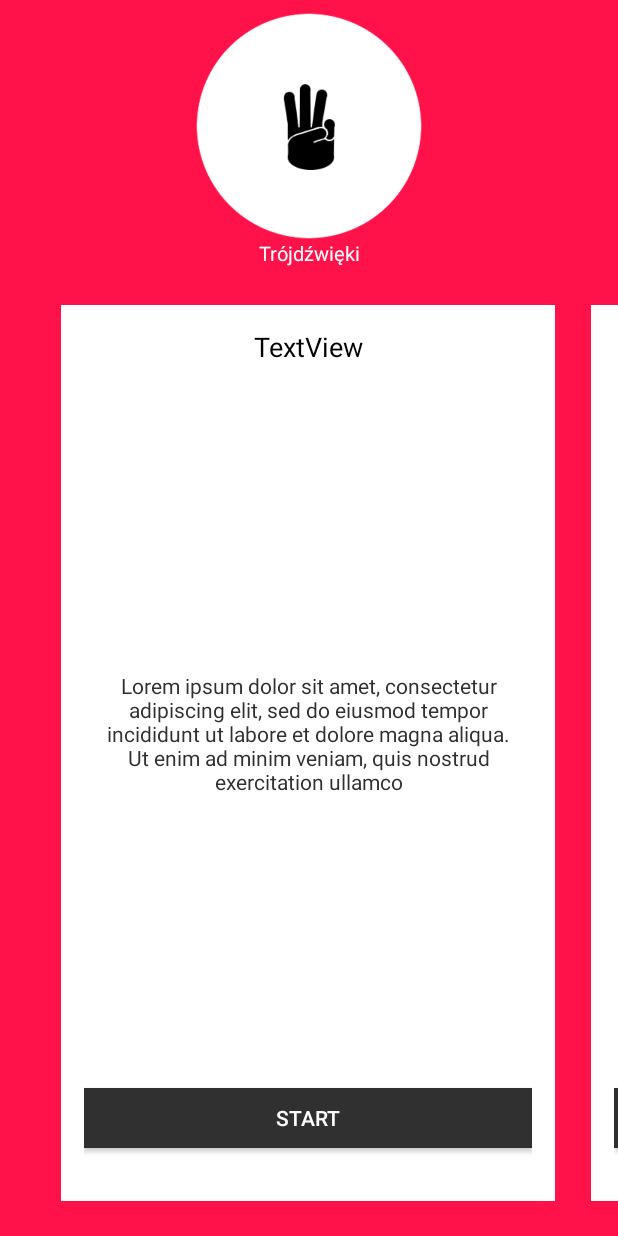
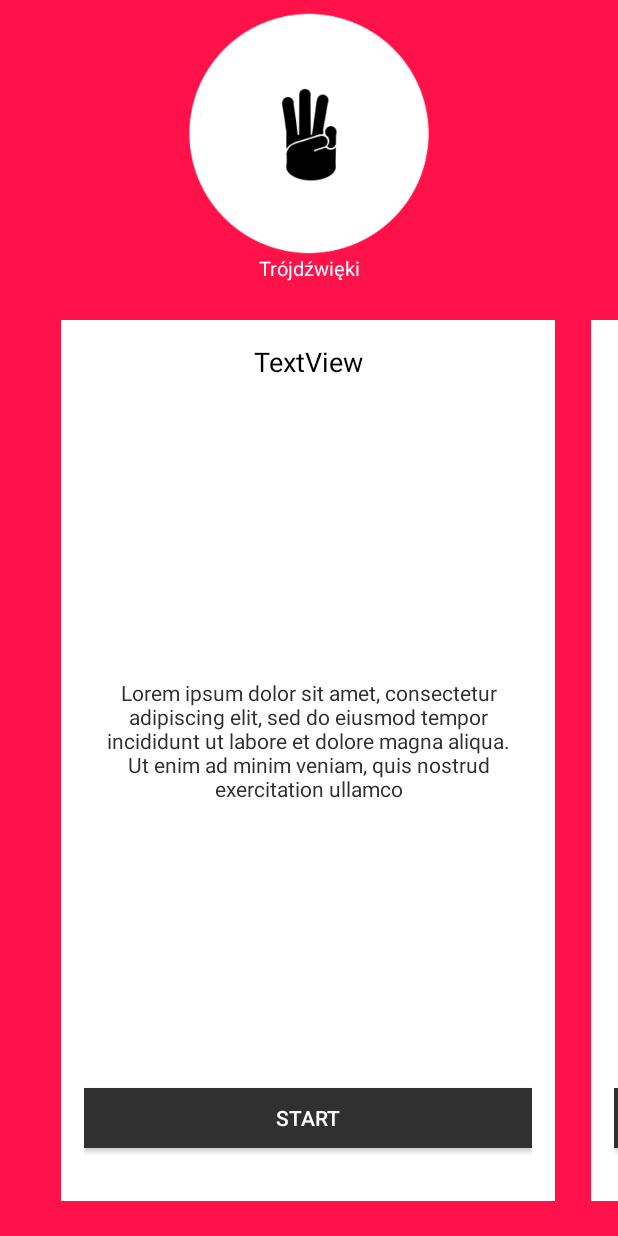
Before and after one commit to bogusz2233/Ear-training, an Android app: the screen it shows after launch (ChooseScreen), after a tap on "Trójdźwięki", on a phone screen of 412 x 824 dp. Run offline under Robolectric (Android 15) with nearby library versions, the phone set to English and light mode, and no system bars.

Commit message:
improved style of code

```diff
--- a/app/build.gradle
+++ b/app/build.gradle
@@ -5,7 +5,7 @@ android {
     buildToolsVersion "26.0.0"
     defaultConfig {
         applicationId "com.example.bogusz.eartraining"
-        minSdkVersion 14
+        minSdkVersion 21
         targetSdkVersion 26
         versionCode 1
         versionName "1.0"
--- a/app/src/main/java/com/example/bogusz/eartraining/ChooseScreen.java
+++ b/app/src/main/java/com/example/bogusz/eartraining/ChooseScreen.java
@@ -1,14 +1,14 @@
 package com.example.bogusz.eartraining;
 
 import android.app.FragmentTransaction;
-import android.support.v7.app.ActionBar;
 import android.support.v7.app.AppCompatActivity;
 import android.os.Bundle;
 
+import android.transition.Explode;
+import android.transition.Transition;
+import android.transition.TransitionInflater;
 import android.util.DisplayMetrics;
-import android.view.Gravity;
-import android.view.View;
-import android.view.ViewGroup;
+
 import android.widget.LinearLayout;
 
 import java.util.ArrayList;
@@ -17,8 +17,10 @@ import java.util.List;
 
 public class ChooseScreen extends AppCompatActivity {
 
-    private int liczba_okien = 0;
-    private String[] tagOkno;
+    Constants.TransitionType type;                          // typ do określenia rodzaju animacji
+
+    private int liczba_okien = 0;                           //zlicza liczbe stworzonych fragmentów
+    private String[] tagOkno;                               //przechowuje tagi do określenia fragmentów
 
     @Override
     protected void onCreate(Bundle savedInstanceState) {
@@ -30,61 +32,59 @@ public class ChooseScreen extends AppCompatActivity {
         // ustawienie podstawowe, stworzenie kart zadań
         setUpScreen(klikniete);
         setUpScrollView(klikniete);
-
+        // For overlap between Exiting  MainActivity.java and Entering TransitionActivity.java
+        getWindow().setAllowEnterTransitionOverlap(false);
     }
 
 
     @Override
     protected void onStart() {
         super.onStart();
-
         setFragmentSize();
-
-
 
     }
 
-    private void setUpScreen(int klikniete){
+    private void setUpScreen(int klikniete) {
+        //wczytanie odpowiedniej grafiki i tekstu do fragmentu w górnej części ekranu
 
         IkonaFragment ikonaFragment = (IkonaFragment) getFragmentManager().findFragmentById(R.id.fragmentIkona);
+        String[] podpisIkony = getResources().getStringArray(R.array.podpisyIkon);
 
-        switch (klikniete){
+
+        ikonaFragment.zmianaNapisu(podpisIkony[klikniete]);
+
+        switch (klikniete) {
             case 0:
                 ikonaFragment.zmianaObrazu(R.drawable.interwaly);
-                ikonaFragment.zmianaNapisu(R.string.interwaly);
                 break;
 
             case 1:
                 ikonaFragment.zmianaObrazu(R.drawable.trojdzwieki);
-                ikonaFragment.zmianaNapisu(R.string.trojDzwieki);
                 break;
 
             case 2:
                 ikonaFragment.zmianaObrazu(R.drawable.akordy);
-                ikonaFragment.zmianaNapisu(R.string.akordy);
                 break;
 
             case 3:
                 ikonaFragment.zmianaObrazu(R.drawable.rytmiczne);
-                ikonaFragment.zmianaNapisu(R.string.dyktandaRytmiczne);
                 break;
 
             case 4:
                 ikonaFragment.zmianaObrazu(R.drawable.melodyczne);
-                ikonaFragment.zmianaNapisu(R.string.dyktandaMelodyczne);
                 break;
 
             case 5:
                 ikonaFragment.zmianaObrazu(R.drawable.solfez);
-                ikonaFragment.zmianaNapisu(R.string.solfez);
                 break;
         }
 
     }
 
 
-    private void setUpScrollView(int klikniete){
-        switch (klikniete){
+    private void setUpScrollView(int klikniete) {
+        //stworzenie odpowiedniej liczby kart zadań
+        switch (klikniete) {
             case 0:
                 stworzFragmentow(3);
                 break;
@@ -112,15 +112,16 @@ public class ChooseScreen extends AppCompatActivity {
 
     }
 
-    private void stworzFragmentow(int liczba_fragmentow){
+    private void stworzFragmentow(int liczba_fragmentow) {
 
         //lista potrzebna do stworzenia tagów do fragmentów
+        // po tych tagach później bedzie możliwość odwonania sie do konkretnego elementu
 
         List<String> listaTagow = new ArrayList<String>();
 
-        LinearLayout linearLayout =(LinearLayout) findViewById(R.id.kontenerZadania);
+        LinearLayout linearLayout = (LinearLayout) findViewById(R.id.kontenerZadania);
 
-        for (int i = 0; i<liczba_fragmentow; i++ ){
+        for (int i = 0; i < liczba_fragmentow; i++) {
 
 
             liczba_okien++;
@@ -129,7 +130,7 @@ public class ChooseScreen extends AppCompatActivity {
             KartaZadan kartaZadan = new KartaZadan();
 
             FragmentTransaction ft = getFragmentManager().beginTransaction();
-            ft.add(linearLayout.getId(),kartaZadan,listaTagow.get(i));
+            ft.add(linearLayout.getId(), kartaZadan, listaTagow.get(i));
 
             ft.commit();
 
@@ -141,37 +142,51 @@ public class ChooseScreen extends AppCompatActivity {
         listaTagow.toArray(tagOkno);
     }
 
-    private void setFragmentSize(){
+    private void setFragmentSize() {
 
-        // ta funckcja dopasowuje fragmenty do ekranu
+        // ta funckcja dopasowuje fragmenty do ekranu danego telefonu
 
         DisplayMetrics metrics = new DisplayMetrics();
         getWindowManager().getDefaultDisplay().getMetrics(metrics);
 
-        LinearLayout.LayoutParams params = (LinearLayout.LayoutParams) getFragmentManager().
-                findFragmentByTag(tagOkno[0]).getView().getLayoutParams();
-
-        params.width =(int) (metrics.widthPixels * 0.8);
-
-        int prawy = (int) (metrics.widthPixels * 0.03);
-        int lewy = (int) (metrics.widthPixels * 0.1);
-        params.setMargins(lewy,params.topMargin,prawy,params.bottomMargin);
 
         // dopasowanie pozostały kart
 
-        for (int i = 1; i<tagOkno.length; i++){
-            LinearLayout.LayoutParams params2 = (LinearLayout.LayoutParams) getFragmentManager().
+        for (int i = 0; i < tagOkno.length; i++) {
+
+            int normalnyMargines = (int) (metrics.widthPixels * 0.03);
+            int wiekszyMargines = (int) (metrics.widthPixels * 0.1);
+
+
+            LinearLayout.LayoutParams paramKarty = (LinearLayout.LayoutParams) getFragmentManager().
                     findFragmentByTag(tagOkno[i]).getView().getLayoutParams();
 
-            int verticalMargin = (int) (metrics.widthPixels * 0.03);
 
-            params2.width =(int) (metrics.widthPixels * 0.8);
-            if(i == (tagOkno.length - 1) ) {
-                params2.setMargins(verticalMargin, params2.topMargin,  (int) (metrics.widthPixels * 0.1), params2.bottomMargin);
-            }else{
-                params2.setMargins(verticalMargin, params2.topMargin, verticalMargin, params2.bottomMargin);
+            //ustawienie szerokości karty
+            paramKarty.width = (int) (metrics.widthPixels * 0.8);
+
+            //ustawienie poszczególnych akapitów
+
+            if (i == 0) {
+
+                // ustawienie dla pierwszej karty zadań
+                paramKarty.setMargins(wiekszyMargines, paramKarty.topMargin, normalnyMargines, paramKarty.bottomMargin);
+
+            } else if (i == (tagOkno.length - 1)) {
+
+                //ustawienia dla ostatniej karty zadań
+                paramKarty.setMargins(normalnyMargines, paramKarty.topMargin, wiekszyMargines, paramKarty.bottomMargin);
+
+            } else {
+
+                //ustawienia marginesów dla kart w środku
+                paramKarty.setMargins(normalnyMargines, paramKarty.topMargin, normalnyMargines, paramKarty.bottomMargin);
+
             }
+
+
         }
+
 
     }
 
--- a/app/src/main/java/com/example/bogusz/eartraining/IkonaFragment.java
+++ b/app/src/main/java/com/example/bogusz/eartraining/IkonaFragment.java
@@ -34,4 +34,6 @@ public class IkonaFragment extends Fragment {
     }
 
 
+
+
 }
--- a/app/src/main/java/com/example/bogusz/eartraining/MainActivity.java
+++ b/app/src/main/java/com/example/bogusz/eartraining/MainActivity.java
@@ -1,22 +1,27 @@
 package com.example.bogusz.eartraining;
 
 
-
-
+import android.app.ActivityOptions;
 import android.content.Intent;
+import android.support.annotation.TransitionRes;
 import android.support.v4.app.ActivityOptionsCompat;
 import android.support.v7.app.AppCompatActivity;
 import android.os.Bundle;
-import android.util.DisplayMetrics;
+import android.transition.Transition;
+import android.transition.TransitionInflater;
+import android.transition.TransitionListenerAdapter;
+import android.transition.TransitionManager;
+import android.transition.TransitionSet;
 import android.view.View;
-import android.widget.ImageView;
-import android.widget.TextView;
+import android.view.animation.Animation;
+import android.view.animation.AnimationUtils;
+import android.widget.LinearLayout;
+import android.widget.RelativeLayout;
 
 
 public class MainActivity extends AppCompatActivity {
 
-    private float xDpi;
-    private float yDpi;
+
     private static int klikniete;
 
     @Override
@@ -24,14 +29,6 @@ public class MainActivity extends AppCompatActivity {
 
         super.onCreate(savedInstanceState);
         setContentView(R.layout.activity_main);
-
-        DisplayMetrics dm = new DisplayMetrics();
-        getWindowManager().getDefaultDisplay().getMetrics(dm);
-        xDpi = dm.xdpi;
-        yDpi = dm.ydpi;
-
-
-        ImageView glowneLogo =(ImageView) findViewById(R.id.imageView2);
 
         // ustawienia fragmentów
         IkonaFragment[] ikonaFragments = {
@@ -50,149 +47,74 @@ public class MainActivity extends AppCompatActivity {
 
 
     private void setOnClickFragmentow(IkonaFragment[] ikonaFragments){
-        View[] views ={
-                ikonaFragments[0].getView(),
-                ikonaFragments[1].getView(),
-                ikonaFragments[2].getView(),
-                ikonaFragments[3].getView(),
-                ikonaFragments[4].getView(),
-                ikonaFragments[5].getView(),
-        };
+        // ustala w jaki sposób zachowa się aplikacja po wcisnieciu danego fragmentu
 
-        views[0].setOnClickListener(
-                new View.OnClickListener() {
-                    @Override
-                    public void onClick(View view) {
-                        Intent intent = new Intent(MainActivity.this, ChooseScreen.class);
-                        ActivityOptionsCompat activityOptionsCompat =
-                                ActivityOptionsCompat.makeSceneTransitionAnimation(MainActivity.this,findViewById(R.id.fragment_1),"myFragment");
-                        startActivity(intent, activityOptionsCompat.toBundle());
-
-                        setKlikniete(0);
-                    }
-                }
-        );
-
-        views[1].setOnClickListener(
-                new View.OnClickListener() {
-                    @Override
-                    public void onClick(View view) {
-                        Intent intent = new Intent(MainActivity.this, ChooseScreen.class);
-                        ActivityOptionsCompat activityOptionsCompat =
-                                ActivityOptionsCompat.makeSceneTransitionAnimation(MainActivity.this,findViewById(R.id.fragment_2),"myFragment");
-                        startActivity(intent, activityOptionsCompat.toBundle());
-                        setKlikniete(1);
-                    }
-                }
-        );
-
-        views[2].setOnClickListener(
-                new View.OnClickListener() {
-                    @Override
-                    public void onClick(View view) {
-                        Intent intent = new Intent(MainActivity.this, ChooseScreen.class);
-                        ActivityOptionsCompat activityOptionsCompat =
-                                ActivityOptionsCompat.makeSceneTransitionAnimation(MainActivity.this,findViewById(R.id.fragment_3),"myFragment");
-                        startActivity(intent, activityOptionsCompat.toBundle());
-
-                        setKlikniete(2);
-                    }
-                }
-        );
-
-        views[3].setOnClickListener(
-                new View.OnClickListener() {
-                    @Override
-                    public void onClick(View view) {
-                        Intent intent = new Intent(MainActivity.this, ChooseScreen.class);
-
-
-                        ActivityOptionsCompat activityOptionsCompat =
-                                ActivityOptionsCompat.makeSceneTransitionAnimation(MainActivity.this,findViewById(R.id.fragment_4),"myFragment");
-                        startActivity(intent, activityOptionsCompat.toBundle());
-
-                        setKlikniete(3);
-                    }
-                }
-        );
-
-        views[4].setOnClickListener(
-                new View.OnClickListener() {
-                    @Override
-                    public void onClick(View view) {
-                        Intent intent = new Intent(MainActivity.this, ChooseScreen.class);
-                        ActivityOptionsCompat activityOptionsCompat =
-                                ActivityOptionsCompat.makeSceneTransitionAnimation(MainActivity.this,findViewById(R.id.fragment_5),"myFragment");
-                        startActivity(intent, activityOptionsCompat.toBundle());
-
-                        setKlikniete(4);
-                    }
-                }
-        );
-
-        views[5].setOnClickListener(
-                new View.OnClickListener() {
-                    @Override
-                    public void onClick(View view) {
-                        Intent intent = new Intent(MainActivity.this, ChooseScreen.class);
-                        ActivityOptionsCompat activityOptionsCompat =
-                                ActivityOptionsCompat.makeSceneTransitionAnimation(MainActivity.this,findViewById(R.id.fragment_6),"myFragment");
-                        startActivity(intent, activityOptionsCompat.toBundle());
-                        setKlikniete(5);
-                    }
-                }
-        );
+       for(int i =0; i <ikonaFragments.length; i++){
+           View view = ikonaFragments[i].getView();
+           view.setOnClickListener(ustawKlikniecie(i));
+       }
 
     }
 
 
     private void setUpFragmentow(IkonaFragment[] ikonaFragments){
-        for(int i = 0; i<6; i++){
-            View view = ikonaFragments[i].getView();
-            TextView textView = ikonaFragments[i].getView().findViewById(R.id.tekstIkona);
 
+        String[] podpisyIkon = getResources().getStringArray(R.array.podpisyIkon);
 
+        for(int i =0; i<ikonaFragments.length; i++){
+            ikonaFragments[i].zmianaNapisu(podpisyIkon[i]);
 
             switch (i){
                 case 0:
                     ikonaFragments[i].zmianaObrazu(R.drawable.interwaly);
-                    ikonaFragments[i].zmianaNapisu(R.string.interwaly);
                     break;
 
                 case 1:
                     ikonaFragments[i].zmianaObrazu(R.drawable.trojdzwieki);
-                    ikonaFragments[i].zmianaNapisu(R.string.trojDzwieki);
                     break;
 
                 case 2:
                     ikonaFragments[i].zmianaObrazu(R.drawable.akordy);
-                    ikonaFragments[i].zmianaNapisu(R.string.akordy);
                     break;
 
                 case 3:
                     ikonaFragments[i].zmianaObrazu(R.drawable.rytmiczne);
-                    ikonaFragments[i].zmianaNapisu(R.string.dyktandaRytmiczne);
                     break;
 
                 case 4:
                     ikonaFragments[i].zmianaObrazu(R.drawable.melodyczne);
-                    ikonaFragments[i].zmianaNapisu(R.string.dyktandaMelodyczne);
                     break;
 
                 case 5:
                     ikonaFragments[i].zmianaObrazu(R.drawable.solfez);
-                    ikonaFragments[i].zmianaNapisu(R.string.solfez);
                     break;
             }
         }
 
     }
 
+    private View.OnClickListener  ustawKlikniecie(final int numerPrzycisku){
+        View.OnClickListener  view= (new View.OnClickListener() {
+            @Override
+            public void onClick(View view) {
+                Intent intent = new Intent(MainActivity.this, ChooseScreen.class);
+                ActivityOptionsCompat activityOptionsCompat =
+                        ActivityOptionsCompat.makeSceneTransitionAnimation(MainActivity.this,findViewById(R.id.fragment_6),"myFragment");
+                startActivity(intent, activityOptionsCompat.toBundle());
+                setKlikniete(numerPrzycisku);
+            }
+        });
+        return view;
+    }
+
+
+
     public static int getKlikniete() {
         return klikniete;
     }
 
-    private static void setKlikniete(int klikniete) {
+    private void setKlikniete(int klikniete) {
         MainActivity.klikniete = klikniete;
     }
+
 }
--- a/app/src/main/res/anim/slide_anim.xml
+++ /dev/null
@@ -1,6 +0,0 @@
-<?xml version="1.0" encoding="utf-8"?>
-<set xmlns:android="http://schemas.android.com/apk/res/android"
-    android:shareInterpolator="false">
-<translate android:duration="400" android:fromXDelta="0%" android:toXDelta="-100%"/>
-    <alpha android:duration= "400" android:fromAlpha="1.0" android:toAlpha="0.0"/>
-</set>
--- a/app/src/main/res/layout/activity_choose_screen.xml
+++ b/app/src/main/res/layout/activity_choose_screen.xml
@@ -23,7 +23,7 @@
             android:id="@+id/fragmentIkona"
             android:name="com.example.bogusz.eartraining.IkonaFragment"
             android:layout_width="match_parent"
-            android:layout_height="180sp"
+            android:layout_height="190dp"
             android:gravity="center"
             tools:layout="@layout/fragment_ikona" />
 
--- a/app/src/main/res/layout/activity_main.xml
+++ b/app/src/main/res/layout/activity_main.xml
@@ -8,6 +8,7 @@
     android:background="@color/colorPrimary"
     tools:context="com.example.bogusz.eartraining.MainActivity"
     android:padding="3dp"
+    android:id="@+id/mainActivityId"
 
     >
 
@@ -25,11 +26,11 @@
 
         <ImageView
             android:paddingTop="5dp"
-            android:paddingBottom="20dp"
+            android:paddingBottom="10dp"
             android:id="@+id/imageView3"
             android:src="@drawable/logo"
             android:layout_width="match_parent"
-            android:layout_height="180dp"
+            android:layout_height="175dp"
             />
 
 
--- a/app/src/main/res/values/strings.xml
+++ b/app/src/main/res/values/strings.xml
@@ -20,14 +20,6 @@
         <item>Solfeż</item>
     </string-array>
 
-
-    <string name="interwaly">Interwały</string>
-    <string name="trojDzwieki">Trójdźwięki</string>
-    <string name="akordy">Akordy</string>
-    <string name="dyktandaRytmiczne">Dyktanda rytmiczne</string>
-    <string name="dyktandaMelodyczne">Dyktanda melodyczne</string>
-    <string name="solfez">Solfeż</string>
-
     <string name="title_activity_choose_screen">ChooseScreen</string>
 
 </resources>
```
Also changed, not shown: app/src/main/java/com/example/bogusz/eartraining/Constants.java (added, +13 -0 lines), app/src/main/res/anim/slide_anim_in.xml (deleted, +0 -13 lines), app/src/main/res/anim/slide_anim_out.xml (deleted, +0 -12 lines), app/src/main/res/transition/explode.xml (added, +9 -0 lines), app/src/main/res/values/dimens.xml (added, +7 -0 lines), 1 other file.
